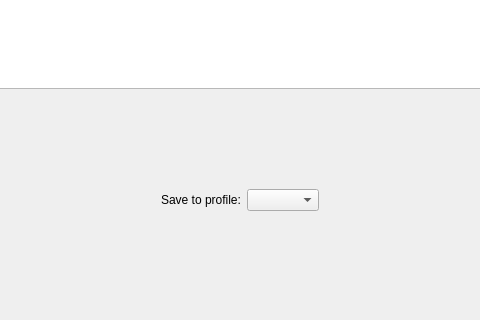
The window that ui/options.ui (metabrainz/picard) describes before a commit, drawn with Qt 5; both pictures show x 157 to 637 and y 130 to 450 of the 800 by 450 pixel window.
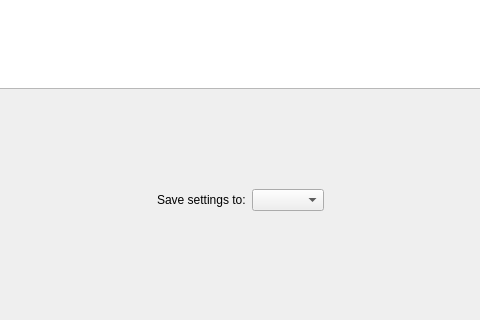
The same window after the commit.

Commit message: Add "User base settings" as default selected profile target for saving

What changed in the file:
```diff
--- a/ui/options.ui
+++ b/ui/options.ui
@@ -91,7 +91,7 @@
          </sizepolicy>
         </property>
         <property name="text">
-         <string>Save to profile:</string>
+         <string>Save settings to:</string>
         </property>
        </widget>
       </item>
```
The commit also changes 3 other files.
